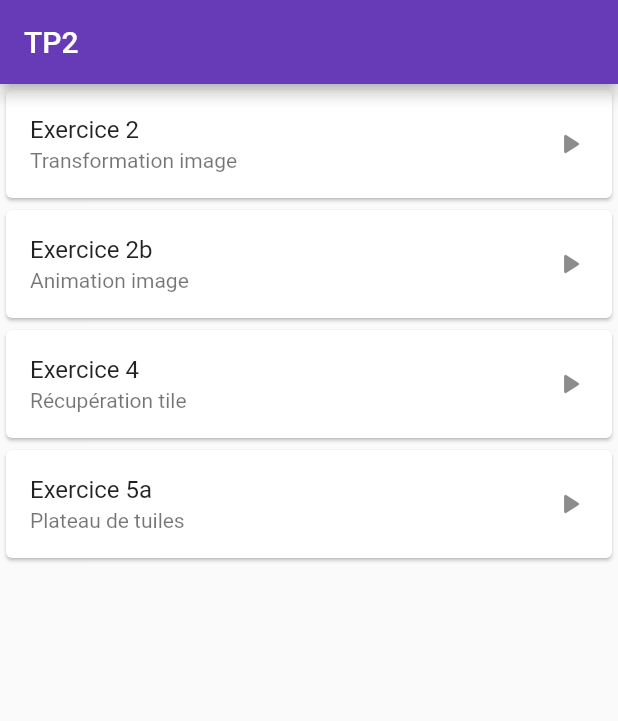
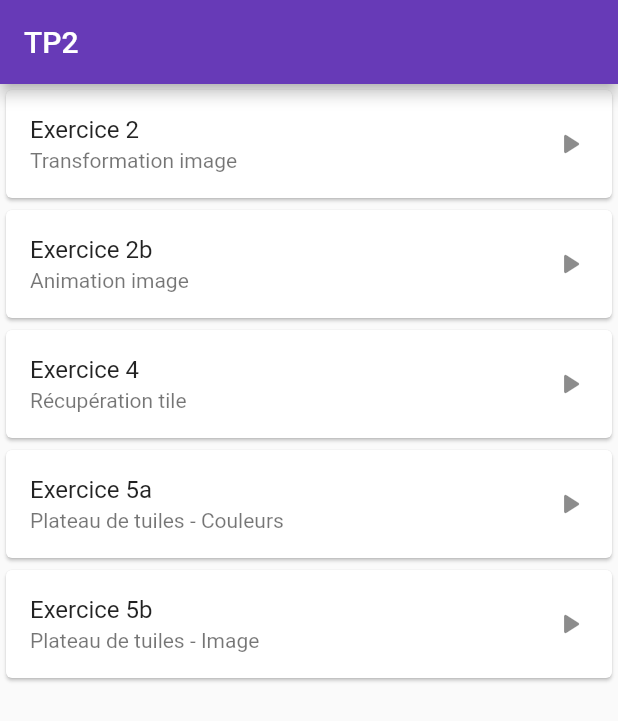
Before and after one commit to GingErwan/amse_taquin, a Flutter app: the screen it shows after launch, on a phone screen of 412 x 824 dp. Shown: the top 721 px of the screen. Run offline on Flutter 3.47's test engine with Material 2 defaults, Android fonts, the phone set to English and light mode, and no system bars.

Commit message:
Ajout exercice 5b

```diff
--- a/lib/main.dart
+++ b/lib/main.dart
@@ -3,6 +3,7 @@ import 'package:amse_taquin/exercice2.dart';
 import 'package:amse_taquin/exercice2b.dart';
 import 'package:amse_taquin/exercice4.dart';
 import 'package:amse_taquin/exercice5a.dart';
+import 'package:amse_taquin/exercice5b.dart';
 
 void main() {
   runApp(MyApp());
@@ -68,9 +69,17 @@ class _MyHomePageState extends State<MyHomePage> {
           Card(child:
             ListTile(
               title: Text('Exercice 5a'),
-              subtitle: Text('Plateau de tuiles'),
+              subtitle: Text('Plateau de tuiles - Couleurs'),
               trailing: Icon(Icons.play_arrow_rounded),
-              onTap: () => Navigator.push(context, MaterialPageRoute(builder: (context) => Exercice5a_Page(title: "Plateau de tuiles"))),
+              onTap: () => Navigator.push(context, MaterialPageRoute(builder: (context) => Exercice5a_Page(title: "Plateau de tuiles - Couleurs"))),
+            ),
+          ),
+          Card(child:
+            ListTile(
+              title: Text('Exercice 5b'),
+              subtitle: Text('Plateau de tuiles - Image'),
+              trailing: Icon(Icons.play_arrow_rounded),
+              onTap: () => Navigator.push(context, MaterialPageRoute(builder: (context) => Exercice5b_Page(title: "Plateau de tuiles - Image"))),
             ),
           ),
         ],
```
Also changed, not shown: lib/exercice5b.dart (added, +85 -0 lines).
